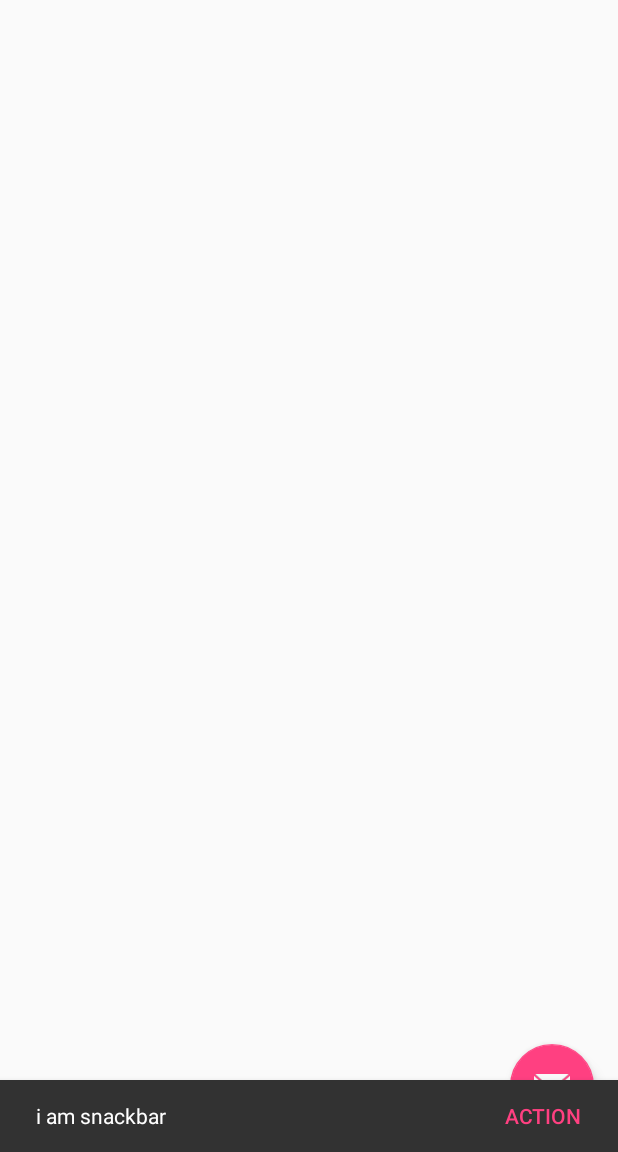
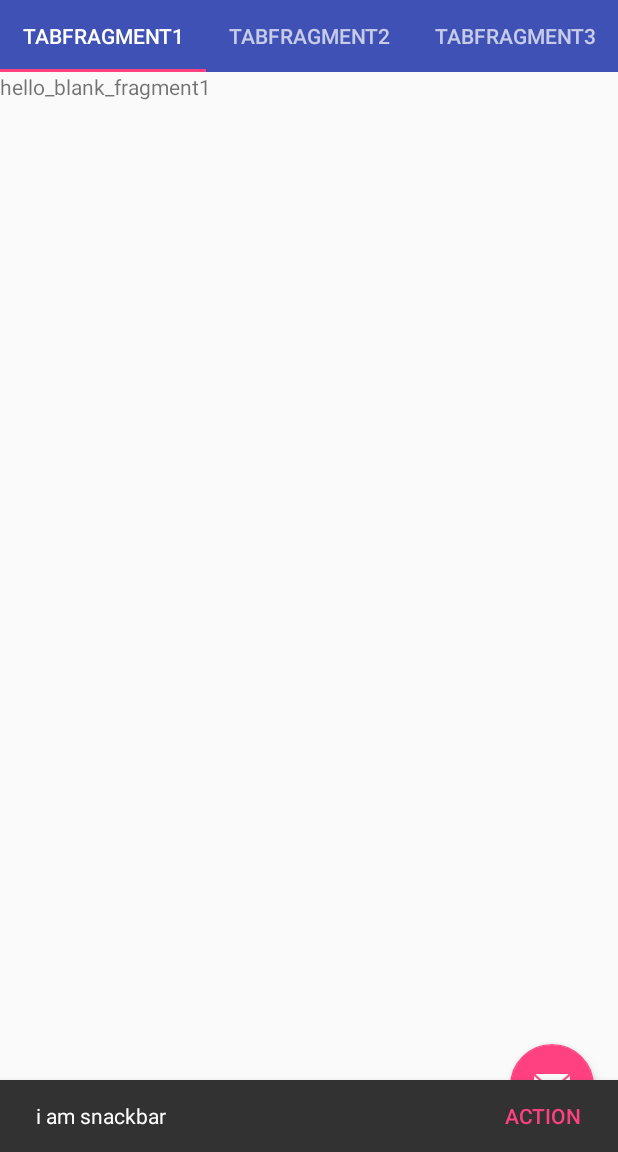
Before and after one commit to xinglianfly/Framework, an Android app: the screen it shows after launch (MainActivity), after a tap on an icon or button, on a phone screen of 412 x 824 dp, the part 84-1236 px from its top. Run offline under Robolectric (Android 15) with nearby library versions, the phone set to English and light mode, and no system bars.

Commit message:
tablayout

```diff
--- a/app/build.gradle
+++ b/app/build.gradle
@@ -24,4 +24,5 @@ dependencies {
     testCompile 'junit:junit:4.12'
     compile 'com.android.support:appcompat-v7:23.1.1'
     compile 'com.android.support:design:23.1.1'
+    compile 'com.android.support:support-v4:23.1.1'
 }
--- a/app/src/main/java/com/example/administrator/frameworkdemo/MainActivity.java
+++ b/app/src/main/java/com/example/administrator/frameworkdemo/MainActivity.java
@@ -4,7 +4,10 @@ import android.os.Bundle;
 import android.support.design.widget.FloatingActionButton;
 import android.support.design.widget.NavigationView;
 import android.support.design.widget.Snackbar;
+import android.support.design.widget.TabLayout;
+import android.support.v4.app.Fragment;
 import android.support.v4.view.GravityCompat;
+import android.support.v4.view.ViewPager;
 import android.support.v4.widget.DrawerLayout;
 import android.support.v7.app.AppCompatActivity;
 import android.support.v7.widget.Toolbar;
@@ -13,12 +16,21 @@ import android.view.Menu;
 import android.view.MenuItem;
 import android.widget.Toast;
 
+import com.example.administrator.frameworkdemo.adapter.FragmentAdapter;
+import com.example.administrator.frameworkdemo.fragments.Fragment1;
+import com.example.administrator.frameworkdemo.fragments.Fragment2;
+import com.example.administrator.frameworkdemo.fragments.Fragment3;
+
+import java.util.ArrayList;
+import java.util.List;
+
 public class MainActivity extends AppCompatActivity implements NavigationView.OnNavigationItemSelectedListener,View.OnClickListener{
 
     private DrawerLayout mDrawerlayout;
     NavigationView navigationView;
     Toolbar toolbar;
     FloatingActionButton floatingActionButton;
+    FragmentAdapter  adapter;
 
     @Override
     protected void onCreate(Bundle savedInstanceState) {
@@ -32,7 +44,11 @@ public class MainActivity extends AppCompatActivity implements NavigationView.On
         floatingActionButton.setOnClickListener(this);
         setSupportActionBar(toolbar);
         navigationView.setNavigationItemSelectedListener(this);
-
+        adapter = new FragmentAdapter(getSupportFragmentManager(),addFragment());
+        ViewPager viewPager = (ViewPager) findViewById(R.id.viewpager);
+        viewPager.setAdapter(adapter);
+        TabLayout tabLayout = (TabLayout) findViewById(R.id.tablayout);
+        tabLayout.setupWithViewPager(viewPager);
     }
 
     @Override
@@ -84,4 +100,13 @@ public class MainActivity extends AppCompatActivity implements NavigationView.On
                 break;
         }
     }
+
+
+    private List<Fragment> addFragment(){
+        List<Fragment> fragments = new ArrayList<>();
+        fragments.add(Fragment1.newInstance());
+        fragments.add(Fragment2.newInstance());
+        fragments.add(Fragment3.newInstance());
+        return fragments;
+    }
 }
--- /dev/null
+++ b/app/src/main/java/com/example/administrator/frameworkdemo/adapter/FragmentAdapter.java
@@ -0,0 +1,34 @@
+package com.example.administrator.frameworkdemo.adapter;
+
+import android.support.v4.app.Fragment;
+import android.support.v4.app.FragmentManager;
+import android.support.v4.app.FragmentStatePagerAdapter;
+
+import java.util.List;
+
+/**
+ * Created by xiner on 16/2/21.
+ */
+public class FragmentAdapter extends FragmentStatePagerAdapter {
+    List<Fragment> fragmentList;
+
+   public FragmentAdapter(FragmentManager fm,List<Fragment>fragments){
+       super(fm);
+       this.fragmentList = fragments;
+   }
+
+    @Override
+    public Fragment getItem(int position) {
+        return fragmentList.get(position);
+    }
+
+    @Override
+    public int getCount() {
+        return fragmentList.size();
+    }
+
+    @Override
+    public CharSequence getPageTitle(int position) {
+        return "Tab"+fragmentList.get(position).getClass().getSimpleName();
+    }
+}
--- /dev/null
+++ b/app/src/main/java/com/example/administrator/frameworkdemo/fragments/Fragment1.java
@@ -0,0 +1,91 @@
+package com.example.administrator.frameworkdemo.fragments;
+
+import android.content.Context;
+import android.net.Uri;
+import android.os.Bundle;
+import android.support.v4.app.Fragment;
+import android.view.LayoutInflater;
+import android.view.View;
+import android.view.ViewGroup;
+
+import com.example.administrator.frameworkdemo.R;
+
+/**
+ * A simple {@link Fragment} subclass.
+ * Activities that contain this fragment must implement the
+ * {@link Fragment1.OnFragmentInteractionListener} interface
+ * to handle interaction events.
+ * Use the {@link Fragment1#newInstance} factory method to
+ * create an instance of this fragment.
+ */
+public class Fragment1 extends Fragment {
+    // TODO: Rename parameter arguments, choose names that match
+    // the fragment initialization parameters, e.g. ARG_ITEM_NUMBER
+    private static final String ARG_PARAM1 = "param1";
+    private static final String ARG_PARAM2 = "param2";
+
+    // TODO: Rename and change types of parameters
+    private String mParam1;
+    private String mParam2;
+
+    private OnFragmentInteractionListener mListener;
+
+    public Fragment1() {
+        // Required empty public constructor
+    }
+
+    /**
+     * Use this factory method to create a new instance of
+     * this fragment using the provided parameters.
+     *
+
+     * @return A new instance of fragment Fragment1.
+     */
+    // TODO: Rename and change types and number of parameters
+    public static Fragment1 newInstance() {
+        Fragment1 fragment = new Fragment1();
+        Bundle args = new Bundle();
+
+        fragment.setArguments(args);
+        return fragment;
+    }
+
+    @Override
+    public void onCreate(Bundle savedInstanceState) {
+        super.onCreate(savedInstanceState);
+        if (getArguments() != null) {
+            mParam1 = getArguments().getString(ARG_PARAM1);
+            mParam2 = getArguments().getString(ARG_PARAM2);
+        }
+    }
+
+    @Override
+    public View onCreateView(LayoutInflater inflater, ViewGroup container,
+                             Bundle savedInstanceState) {
+        // Inflate the layout for this fragment
+        return inflater.inflate(R.layout.fragment_fragment1, container, false);
+    }
+
+    // TODO: Rename method, update argument and hook method into UI event
+    public void onButtonPressed(Uri uri) {
+        if (mListener != null) {
+            mListener.onFragmentInteraction(uri);
+        }
+    }
+
+
+    /**
+     * This interface must be implemented by activities that contain this
+     * fragment to allow an interaction in this fragment to be communicated
+     * to the activity and potentially other fragments contained in that
+     * activity.
+     * <p>
+     * See the Android Training lesson <a href=
+     * "http://developer.android.com/training/basics/fragments/communicating.html"
+     * >Communicating with Other Fragments</a> for more information.
+     */
+    public interface OnFragmentInteractionListener {
+        // TODO: Update argument type and name
+        void onFragmentInteraction(Uri uri);
+    }
+}
--- /dev/null
+++ b/app/src/main/java/com/example/administrator/frameworkdemo/fragments/Fragment2.java
@@ -0,0 +1,89 @@
+package com.example.administrator.frameworkdemo.fragments;
+
+import android.content.Context;
+import android.net.Uri;
+import android.os.Bundle;
+import android.support.v4.app.Fragment;
+import android.view.LayoutInflater;
+import android.view.View;
+import android.view.ViewGroup;
+
+import com.example.administrator.frameworkdemo.R;
+
+/**
+ * A simple {@link Fragment} subclass.
+ * Activities that contain this fragment must implement the
+ * {@link Fragment2.OnFragmentInteractionListener} interface
+ * to handle interaction events.
+ * Use the {@link Fragment2#newInstance} factory method to
+ * create an instance of this fragment.
+ */
+public class Fragment2 extends Fragment {
+    // TODO: Rename parameter arguments, choose names that match
+    // the fragment initialization parameters, e.g. ARG_ITEM_NUMBER
+    private static final String ARG_PARAM1 = "param1";
+    private static final String ARG_PARAM2 = "param2";
+
+    // TODO: Rename and change types of parameters
+    private String mParam1;
+    private String mParam2;
+
+    private OnFragmentInteractionListener mListener;
+
+    public Fragment2() {
+        // Required empty public constructor
+    }
+
+    /**
+     * Use this factory method to create a new instance of
+     * this fragment using the provided parameters.
+     *
+     * @return A new instance of fragment Fragment2.
+     */
+    // TODO: Rename and change types and number of parameters
+    public static Fragment2 newInstance() {
+        Fragment2 fragment = new Fragment2();
+        Bundle args = new Bundle();
+        fragment.setArguments(args);
+        return fragment;
+    }
+
+    @Override
+    public void onCreate(Bundle savedInstanceState) {
+        super.onCreate(savedInstanceState);
+        if (getArguments() != null) {
+            mParam1 = getArguments().getString(ARG_PARAM1);
+            mParam2 = getArguments().getString(ARG_PARAM2);
+        }
+    }
+
+    @Override
+    public View onCreateView(LayoutInflater inflater, ViewGroup container,
+                             Bundle savedInstanceState) {
+        // Inflate the layout for this fragment
+        return inflater.inflate(R.layout.fragment_fragment2, container, false);
+    }
+
+    // TODO: Rename method, update argument and hook method into UI event
+    public void onButtonPressed(Uri uri) {
+        if (mListener != null) {
+            mListener.onFragmentInteraction(uri);
+        }
+    }
+
+
+    /**
+     * This interface must be implemented by activities that contain this
+     * fragment to allow an interaction in this fragment to be communicated
+     * to the activity and potentially other fragments contained in that
+     * activity.
+     * <p/>
+     * See the Android Training lesson <a href=
+     * "http://developer.android.com/training/basics/fragments/communicating.html"
+     * >Communicating with Other Fragments</a> for more information.
+     */
+    public interface OnFragmentInteractionListener {
+        // TODO: Update argument type and name
+        void onFragmentInteraction(Uri uri);
+    }
+}
--- /dev/null
+++ b/app/src/main/java/com/example/administrator/frameworkdemo/fragments/Fragment3.java
@@ -0,0 +1,89 @@
+package com.example.administrator.frameworkdemo.fragments;
+
+import android.content.Context;
+import android.net.Uri;
+import android.os.Bundle;
+import android.support.v4.app.Fragment;
+import android.view.LayoutInflater;
+import android.view.View;
+import android.view.ViewGroup;
+
+import com.example.administrator.frameworkdemo.R;
+
+/**
+ * A simple {@link Fragment} subclass.
+ * Activities that contain this fragment must implement the
+ * {@link Fragment3.OnFragmentInteractionListener} interface
+ * to handle interaction events.
+ * Use the {@link Fragment3#newInstance} factory method to
+ * create an instance of this fragment.
+ */
+public class Fragment3 extends Fragment {
+    // TODO: Rename parameter arguments, choose names that match
+    // the fragment initialization parameters, e.g. ARG_ITEM_NUMBER
+    private static final String ARG_PARAM1 = "param1";
+    private static final String ARG_PARAM2 = "param2";
+
+    // TODO: Rename and change types of parameters
+    private String mParam1;
+    private String mParam2;
+
+    private OnFragmentInteractionListener mListener;
+
+    public Fragment3() {
+        // Required empty public constructor
+    }
+
+    /**
+     * Use this factory method to create a new instance of
+     * this fragment using the provided parameters.
+     *
+     * @return A new instance of fragment Fragment3.
+     */
+    // TODO: Rename and change types and number of parameters
+    public static Fragment3 newInstance() {
+        Fragment3 fragment = new Fragment3();
+        Bundle args = new Bundle();
+        fragment.setArguments(args);
+        return fragment;
+    }
+
+    @Override
+    public void onCreate(Bundle savedInstanceState) {
+        super.onCreate(savedInstanceState);
+        if (getArguments() != null) {
+            mParam1 = getArguments().getString(ARG_PARAM1);
+            mParam2 = getArguments().getString(ARG_PARAM2);
+        }
+    }
+
+    @Override
+    public View onCreateView(LayoutInflater inflater, ViewGroup container,
+                             Bundle savedInstanceState) {
+        // Inflate the layout for this fragment
+        return inflater.inflate(R.layout.fragment_fragment3, container, false);
+    }
+
+    // TODO: Rename method, update argument and hook method into UI event
+    public void onButtonPressed(Uri uri) {
+        if (mListener != null) {
+            mListener.onFragmentInteraction(uri);
+        }
+    }
+
+
+    /**
+     * This interface must be implemented by activities that contain this
+     * fragment to allow an interaction in this fragment to be communicated
+     * to the activity and potentially other fragments contained in that
+     * activity.
+     * <p/>
+     * See the Android Training lesson <a href=
+     * "http://developer.android.com/training/basics/fragments/communicating.html"
+     * >Communicating with Other Fragments</a> for more information.
+     */
+    public interface OnFragmentInteractionListener {
+        // TODO: Update argument type and name
+        void onFragmentInteraction(Uri uri);
+    }
+}
--- a/app/src/main/res/layout/activity_main.xml
+++ b/app/src/main/res/layout/activity_main.xml
@@ -1,18 +1,18 @@
 <?xml version="1.0" encoding="utf-8"?>
 <android.support.v4.widget.DrawerLayout
-    android:id="@+id/drawerlayout"
     xmlns:android="http://schemas.android.com/apk/res/android"
     xmlns:app="http://schemas.android.com/apk/res-auto"
+    android:id="@+id/drawerlayout"
     android:layout_width="match_parent"
     android:layout_height="match_parent"
-    android:fitsSystemWindows="true"
->
+    android:fitsSystemWindows="true">
 
     <RelativeLayout
         android:layout_width="match_parent"
         android:layout_height="match_parent"
 
         android:theme="@style/AppTheme.AppBarOverlay">
+
         <android.support.v7.widget.Toolbar
             android:id="@+id/toolbar"
             android:layout_width="match_parent"
@@ -26,19 +26,35 @@
             android:layout_height="wrap_content"
             android:layout_alignParentBottom="true"
             android:layout_alignParentRight="true"
+            android:layout_marginBottom="@dimen/activity_vertical_margin"
             android:layout_marginRight="@dimen/activity_horizontal_margin"
-            android:layout_marginBottom="@dimen/activity_vertical_margin"
             android:src="@android:drawable/ic_dialog_email" />
 
+        <android.support.design.widget.TabLayout
+            android:id="@+id/tablayout"
+            android:layout_below="@+id/toolbar"
+            android:layout_width="match_parent"
+            android:layout_height="wrap_content"
+            android:background="?attr/colorPrimary"
+            android:theme="@style/ThemeOverlay.AppCompat.Dark"
+            app:tabGravity="fill"></android.support.design.widget.TabLayout>
 
+        <android.support.v4.view.ViewPager
+            android:id="@+id/viewpager"
+            android:layout_below="@+id/tablayout"
+            android:layout_width="match_parent"
+            android:layout_height="match_parent">
+
+        </android.support.v4.view.ViewPager>
     </RelativeLayout>
+
+
     <android.support.design.widget.NavigationView
         android:id="@+id/navigationview"
         android:layout_width="wrap_content"
         android:layout_height="match_parent"
         android:layout_gravity="start"
         app:headerLayout="@layout/content_main"
-      app:menu="@menu/menu_main"
-      ></android.support.design.widget.NavigationView>
+        app:menu="@menu/menu_main"></android.support.design.widget.NavigationView>
 
 </android.support.v4.widget.DrawerLayout>
--- /dev/null
+++ b/app/src/main/res/layout/fragment_fragment1.xml
@@ -0,0 +1,13 @@
+<FrameLayout xmlns:android="http://schemas.android.com/apk/res/android"
+    xmlns:tools="http://schemas.android.com/tools"
+    android:layout_width="match_parent"
+    android:layout_height="match_parent"
+    tools:context="com.example.administrator.frameworkdemo.fragments.Fragment1">
+
+    <!-- TODO: Update blank fragment layout -->
+    <TextView
+        android:layout_width="match_parent"
+        android:layout_height="match_parent"
+        android:text="hello_blank_fragment1" />
+
+</FrameLayout>
--- /dev/null
+++ b/app/src/main/res/layout/fragment_fragment2.xml
@@ -0,0 +1,13 @@
+<FrameLayout xmlns:android="http://schemas.android.com/apk/res/android"
+    xmlns:tools="http://schemas.android.com/tools"
+    android:layout_width="match_parent"
+    android:layout_height="match_parent"
+    tools:context="com.example.administrator.frameworkdemo.fragments.Fragment2">
+
+    <!-- TODO: Update blank fragment layout -->
+    <TextView
+        android:layout_width="match_parent"
+        android:layout_height="match_parent"
+        android:text="hello_blank_fragment2" />
+
+</FrameLayout>
--- /dev/null
+++ b/app/src/main/res/layout/fragment_fragment3.xml
@@ -0,0 +1,13 @@
+<FrameLayout xmlns:android="http://schemas.android.com/apk/res/android"
+    xmlns:tools="http://schemas.android.com/tools"
+    android:layout_width="match_parent"
+    android:layout_height="match_parent"
+    tools:context="com.example.administrator.frameworkdemo.fragments.Fragment3">
+
+    <!-- TODO: Update blank fragment layout -->
+    <TextView
+        android:layout_width="match_parent"
+        android:layout_height="match_parent"
+        android:text="hello_blank_fragment3" />
+
+</FrameLayout>
--- a/app/src/main/res/values/strings.xml
+++ b/app/src/main/res/values/strings.xml
@@ -1,4 +1,7 @@
 <resources>
     <string name="app_name">FrameworkDemo</string>
     <string name="action_settings">Settings</string>
+
+    <!-- TODO: Remove or change this placeholder text -->
+    <string name="hello_blank_fragment">Hello blank fragment</string>
 </resources>
```
Lines whose indentation alone changed are shown as unchanged.
